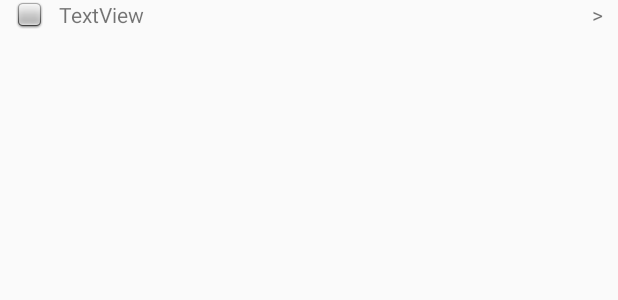
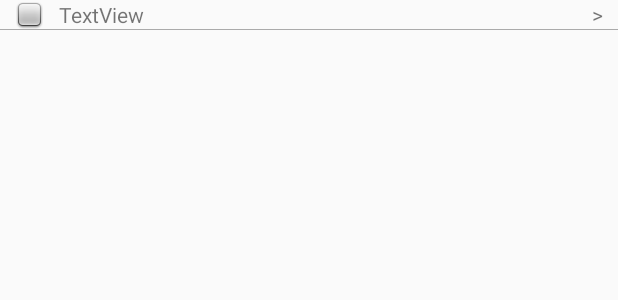
Before and after one commit to jayonvoo/AndVerTravelingKpFactory, an Android app: the layout person_menulist.xml on its own in the app's theme, with its tools: preview values and no code run, on a phone screen of 412 x 824 dp. Shown: the top 300 px of the screen. Run offline under Robolectric (Android 15) with nearby library versions, the phone set to English and light mode, and no system bars.

Commit message:
update 1950

```diff
--- a/app/src/main/java/and/travelingkp/com/andvertravelingkpfactory/HomePage.java
+++ b/app/src/main/java/and/travelingkp/com/andvertravelingkpfactory/HomePage.java
@@ -29,7 +29,7 @@ public class HomePage extends Fragment{
     @Override
     public View onCreateView(@NonNull LayoutInflater inflater, @Nullable ViewGroup container, @Nullable Bundle savedInstanceState) {
 
-        View homeView = inflater.inflate(R.layout.home_page, container, false);
+        View homeView = inflater.inflate(R.layout.home_page, null);
 
 
         searchbar = homeView.findViewById(R.id.search_bar);
@@ -48,7 +48,6 @@ public class HomePage extends Fragment{
         recycleView.setAdapter(recycleViewAdapter);
         recycleView.setLayoutParams(rcViewParams);
 
-
         searchbar.setOnClickListener(new View.OnClickListener() {
             @Override
             public void onClick(View v) {
--- a/app/src/main/res/layout/person_menulist.xml
+++ b/app/src/main/res/layout/person_menulist.xml
@@ -2,12 +2,14 @@
 <android.support.constraint.ConstraintLayout
     xmlns:android="http://schemas.android.com/apk/res/android"
     xmlns:app="http://schemas.android.com/apk/res-auto"
+    xmlns:tools="http://schemas.android.com/tools"
     android:layout_width="match_parent"
-    android:layout_height="match_parent">
+    android:layout_height="wrap_content">
 
     <LinearLayout
+        android:id="@+id/line1"
         android:layout_width="match_parent"
-        android:layout_height="match_parent"
+        android:layout_height="wrap_content"
         android:orientation="horizontal">
 
         <ImageView
@@ -33,5 +35,15 @@
             android:gravity="right"
             android:layout_marginEnd="10dp"
             android:text=">" />
+
     </LinearLayout>
+
+    <LinearLayout
+        android:id="@+id/line3"
+        android:layout_width="match_parent"
+        android:layout_height="0.1dp"
+        android:background="@android:color/darker_gray"
+        android:orientation="vertical"
+        app:layout_constraintTop_toBottomOf="@id/line1" />
+
 </android.support.constraint.ConstraintLayout>
```
Also changed, not shown: app/src/main/java/and/travelingkp/com/andvertravelingkpfactory/PersonPage.java (+22 -1 lines), app/src/main/java/and/travelingkp/com/andvertravelingkpfactory/RecycleViewAdapter.java (+36 -0 lines), app/src/main/res/layout/person_page.xml (+31 -1 lines), app/src/main/res/layout/user_bar.xml (+0 -18 lines).
